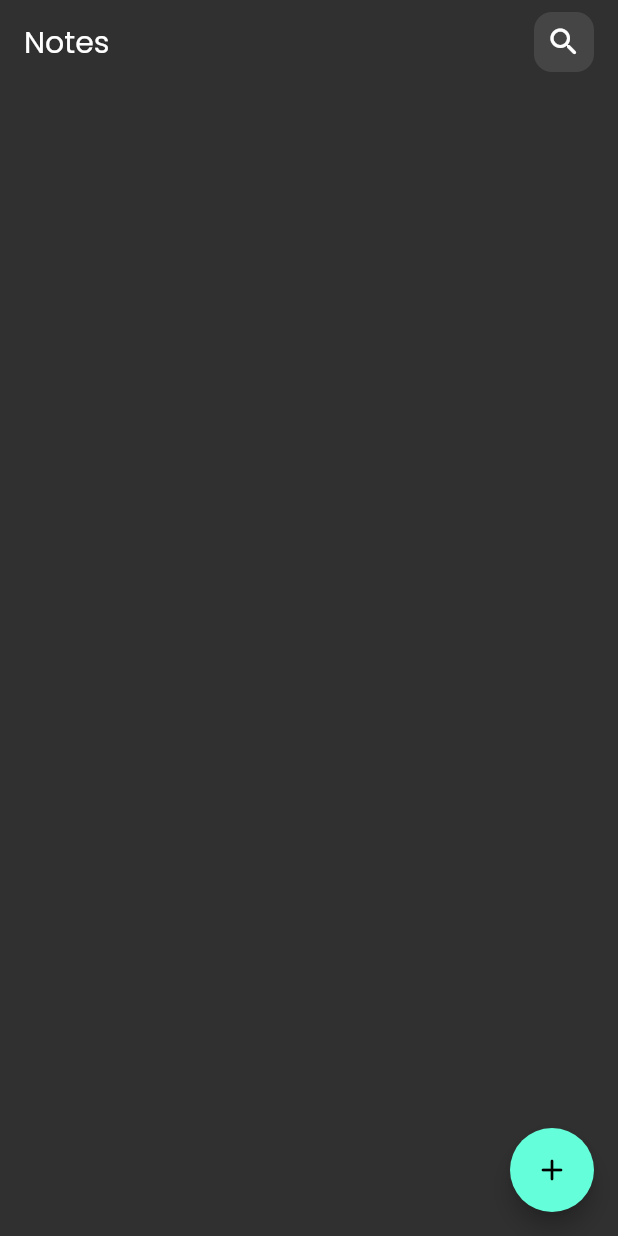
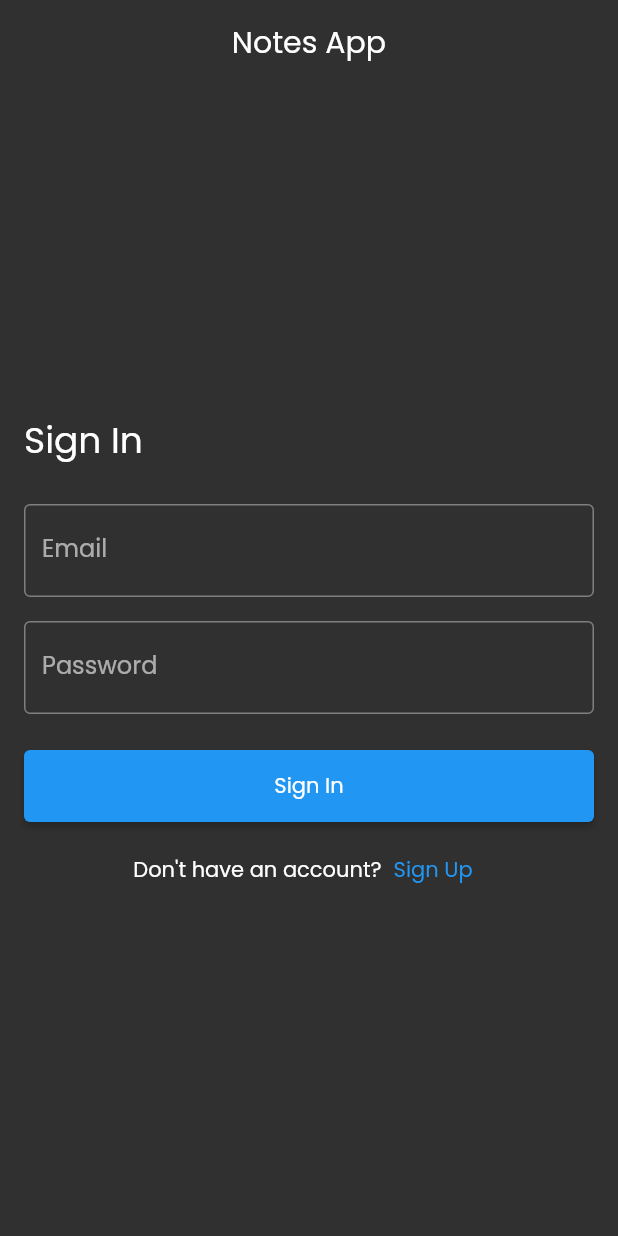
Before and after one commit to FadyFawzyOfficial/notes_task, a Flutter app: the screen it shows after launch, on a phone screen of 412 x 824 dp. Run offline on Flutter 3.47's test engine with Material 2 defaults, Android fonts, the phone set to English and light mode, and no system bars; our stand-ins replace firebase_auth, firebase_core, flutter_bloc, hive, hive_flutter, hydrated_bloc; accounts and stored records are empty.

Commit message:
4. Integrate Firebase for User Authentication

```diff
--- a/lib/constants/strings.dart
+++ b/lib/constants/strings.dart
@@ -1,3 +1,8 @@
+// Views Names
+const kSignInView = 'SignIn';
+const kSignUpView = 'SignUp';
+const kHomeView = 'Home';
+
 // Fonts
 const kMainFontFamily = 'Poppins';
 
--- /dev/null
+++ b/lib/cubits/auth/auth_cubit.dart
@@ -0,0 +1,71 @@
+import 'dart:convert';
+
+import 'package:firebase_auth/firebase_auth.dart';
+import 'package:hydrated_bloc/hydrated_bloc.dart';
+
+import '../../models/enum_values.dart';
+
+part 'auth_state.dart';
+
+class AuthCubit extends HydratedCubit<AuthState> {
+  AuthCubit() : super(AuthState.initial());
+
+  void signUp({required String email, required String password}) async {
+    emit(state.copyWith(authStatus: AuthStatus.loading));
+
+    try {
+      final userCredential =
+          await FirebaseAuth.instance.createUserWithEmailAndPassword(
+        email: email,
+        password: password,
+      );
+
+      emit(
+        state.copyWith(
+          authStatus: AuthStatus.authenticated,
+          email: userCredential.user?.email,
+        ),
+      );
+    } catch (e) {
+      emit(
+        state.copyWith(
+          authStatus: AuthStatus.failure,
+          message: '$e',
+        ),
+      );
+    }
+  }
+
+  void signIn({required String email, required String password}) async {
+    emit(state.copyWith(authStatus: AuthStatus.loading));
+
+    try {
+      final userCredential =
+          await FirebaseAuth.instance.signInWithEmailAndPassword(
+        email: email,
+        password: password,
+      );
+
+      emit(
+        state.copyWith(
+          authStatus: AuthStatus.authenticated,
+          email: userCredential.user?.email,
+        ),
+      );
+    } catch (e) {
+      emit(
+        state.copyWith(
+          authStatus: AuthStatus.failure,
+          message: '$e',
+        ),
+      );
+    }
+  }
+
+  @override
+  AuthState? fromJson(Map<String, dynamic> json) => AuthState.fromMap(json);
+
+  @override
+  Map<String, dynamic>? toJson(AuthState state) =>
+      state.authStatus == AuthStatus.authenticated ? state.toMap() : null;
+}
--- /dev/null
+++ b/lib/cubits/auth/auth_state.dart
@@ -0,0 +1,72 @@
+part of 'auth_cubit.dart';
+
+enum AuthStatus {
+  unAuthenticated,
+  loading,
+  failure,
+  authenticated,
+}
+
+final authStatusValues = EnumValues({
+  "unAuthenticated": AuthStatus.unAuthenticated,
+  "loading": AuthStatus.loading,
+  "failure": AuthStatus.failure,
+  "authenticated": AuthStatus.authenticated,
+});
+
+class AuthState {
+  final AuthStatus authStatus;
+  final String message;
+  final String email;
+
+  AuthState({
+    required this.authStatus,
+    required this.message,
+    required this.email,
+  });
+
+  AuthState copyWith({
+    AuthStatus? authStatus,
+    String? message,
+    String? email,
+  }) {
+    return AuthState(
+      authStatus: authStatus ?? this.authStatus,
+      message: message ?? this.message,
+      email: email ?? this.email,
+    );
+  }
+
+  factory AuthState.initial() {
+    return AuthState(
+      authStatus: AuthStatus.unAuthenticated,
+      message: '',
+      email: '',
+    );
+  }
+
+  @override
+  String toString() =>
+      'AuthState(authStatus: $authStatus, message: $message, email: $email)';
+
+  Map<String, dynamic> toMap() {
+    return {
+      'authStatus': authStatusValues.reverse[authStatus],
+      'message': message,
+      'email': email,
+    };
+  }
+
+  factory AuthState.fromMap(Map<String, dynamic> map) {
+    return AuthState(
+      authStatus: authStatusValues.map[map['authStatus']]!,
+      message: map['message'],
+      email: map['email'],
+    );
+  }
+
+  String toJson() => json.encode(toMap());
+
+  factory AuthState.fromJson(String source) =>
+      AuthState.fromMap(json.decode(source));
+}
--- a/lib/main.dart
+++ b/lib/main.dart
@@ -1,14 +1,26 @@
+import 'package:firebase_core/firebase_core.dart';
 import 'package:flutter/material.dart';
 import 'package:flutter_bloc/flutter_bloc.dart';
 import 'package:hive_flutter/hive_flutter.dart';
+import 'package:hydrated_bloc/hydrated_bloc.dart';
+import 'package:path_provider/path_provider.dart';
 
 import 'constants/strings.dart';
+import 'cubits/auth/auth_cubit.dart';
 import 'cubits/notes/notes_cubit.dart';
+import 'firebase_options.dart';
 import 'models/note.dart';
 import 'simple_bloc_observer.dart';
 import 'views/notes_view.dart';
+import 'views/sign_in_view.dart';
+import 'views/sign_up_view.dart';
 
 void main() async {
+  WidgetsFlutterBinding.ensureInitialized();
+  await Firebase.initializeApp(options: DefaultFirebaseOptions.currentPlatform);
+  HydratedBloc.storage = await HydratedStorage.build(
+    storageDirectory: await getApplicationDocumentsDirectory(),
+  );
   Bloc.observer = SimpleBlocObserver();
   await Hive.initFlutter();
   Hive.registerAdapter(NoteAdapter());
@@ -21,9 +33,18 @@ class App extends StatelessWidget {
 
   @override
   Widget build(context) {
-    return BlocProvider(
+    return MultiBlocProvider(
+      providers: [
+        BlocProvider(
           create: (context) => NotesCubit()..getNotes(),
-      child: MaterialApp(
+        ),
+        BlocProvider(
+          create: (context) => AuthCubit(),
+        ),
+      ],
+      child: BlocBuilder<AuthCubit, AuthState>(
+        builder: (context, state) {
+          return MaterialApp(
             debugShowCheckedModeBanner: false,
             theme: ThemeData(
               brightness: Brightness.dark,
@@ -31,9 +52,19 @@ class App extends StatelessWidget {
               appBarTheme: const AppBarTheme(
                 elevation: 0,
                 backgroundColor: Colors.transparent,
+                centerTitle: true,
               ),
             ),
-        home: const NotesView(),
+            routes: {
+              kSignInView: (context) => const SignInView(),
+              kSignUpView: (context) => const SignUpView(),
+              kHomeView: (context) => const NotesView(),
+            },
+            home: state.authStatus == AuthStatus.authenticated
+                ? const NotesView()
+                : const SignInView(),
+          );
+        },
       ),
     );
   }
--- /dev/null
+++ b/lib/utilities/snack_bar_shower.dart
@@ -0,0 +1,5 @@
+import 'package:flutter/material.dart';
+
+void showSnackBar(BuildContext context, String? message) =>
+    ScaffoldMessenger.of(context)
+        .showSnackBar(SnackBar(content: Text(message ?? 'An error occurred')));
--- a/lib/views/edit_note_view.dart
+++ b/lib/views/edit_note_view.dart
@@ -40,6 +40,8 @@ class EditNoteView extends StatelessWidget {
           formKey: formKey,
           titleController: titleController,
           descriptionController: descriptionController,
+          selectColor: (color) => note.color = color.value,
+          initialColor: note.color,
         ),
       ),
     );
--- /dev/null
+++ b/lib/views/sign_in_view.dart
@@ -0,0 +1,96 @@
+import 'package:flutter/material.dart';
+import 'package:flutter_bloc/flutter_bloc.dart';
+
+import '../constants/strings.dart';
+import '../cubits/auth/auth_cubit.dart';
+import '../utilities/snack_bar_shower.dart';
+import 'widgets/main_elevated_button.dart';
+import 'widgets/main_text_form_field.dart';
+
+class SignInView extends StatefulWidget {
+  const SignInView({super.key});
+
+  @override
+  State<SignInView> createState() => _SignInViewState();
+}
+
+class _SignInViewState extends State<SignInView> {
+  final _formKey = GlobalKey<FormState>();
+
+  var email = '';
+  var password = '';
+
+  @override
+  Widget build(context) {
+    return Scaffold(
+      appBar: AppBar(title: const Text('Notes App')),
+      body: Form(
+        key: _formKey,
+        child: Padding(
+          padding: const EdgeInsets.all(16),
+          child: Column(
+            crossAxisAlignment: CrossAxisAlignment.stretch,
+            mainAxisAlignment: MainAxisAlignment.center,
+            children: [
+              const Text('Sign In', style: TextStyle(fontSize: 24)),
+              const SizedBox(height: 24),
+              MainTextFormField(
+                label: 'Email',
+                keyboardType: TextInputType.emailAddress,
+                onSaved: (value) => email = value ?? '',
+              ),
+              const SizedBox(height: 16),
+              MainTextFormField(
+                label: 'Password',
+                obscureText: true,
+                onSaved: (value) => password = value ?? '',
+              ),
+              const SizedBox(height: 24),
+              BlocConsumer<AuthCubit, AuthState>(
+                listener: (context, state) {
+                  if (state.authStatus == AuthStatus.authenticated) {
+                    showSnackBar(context, 'User has been authenticated');
+                  } else if (state.authStatus == AuthStatus.failure) {
+                    showSnackBar(context, state.message);
+                  }
+                },
+                builder: (context, state) {
+                  return MainElevatedButton(
+                    label: 'Sign In',
+                    isLoading: state.authStatus == AuthStatus.loading,
+                    onPressed: () {
+                      if (isFormValid) {
+                        context
+                            .read<AuthCubit>()
+                            .signIn(email: email, password: password);
+                      }
+                    },
+                  );
+                },
+              ),
+              const SizedBox(height: 8),
+              Row(
+                mainAxisAlignment: MainAxisAlignment.center,
+                children: [
+                  const Text('Don\'t have an account?'),
+                  TextButton(
+                    onPressed: () => Navigator.pushNamed(context, kSignUpView),
+                    child: const Text('Sign Up'),
+                  ),
+                ],
+              ),
+            ],
+          ),
+        ),
+      ),
+    );
+  }
+
+  bool get isFormValid {
+    var form = _formKey.currentState;
+    if (form == null || !form.validate()) return false;
+
+    form.save();
+    return true;
+  }
+}
--- a/lib/views/widgets/main_text_form_field.dart
+++ b/lib/views/widgets/main_text_form_field.dart
@@ -17,7 +17,7 @@ class MainTextFormField extends StatelessWidget {
     this.keyboardType,
     this.obscureText = false,
     this.initialValue,
-    this.maxLines,
+    this.maxLines = 1,
   });
 
   @override
--- a/lib/views/widgets/notes_bottom_sheet.dart
+++ b/lib/views/widgets/notes_bottom_sheet.dart
@@ -19,6 +19,7 @@ class _NotesBottomSheetState extends State<NotesBottomSheet> {
   final formKey = GlobalKey<FormState>();
   final titleController = TextEditingController();
   final descriptionController = TextEditingController();
+  late int selectedColor;
 
   @override
   Widget build(BuildContext context) {
@@ -35,6 +36,7 @@ class _NotesBottomSheetState extends State<NotesBottomSheet> {
             formKey: formKey,
             titleController: titleController,
             descriptionController: descriptionController,
+            selectColor: (color) => selectedColor = color.value,
           ),
           Padding(
             padding: const EdgeInsets.symmetric(vertical: 32),
@@ -61,7 +63,7 @@ class _NotesBottomSheetState extends State<NotesBottomSheet> {
                           title: titleController.text,
                           description: descriptionController.text,
                           date: DateTime.now().format(),
-                          color: Colors.amberAccent.value,
+                          color: selectedColor,
                         );
 
                         context.read<AddNoteCubit>().addNote(note: note);
```
Also changed, not shown: lib/constants/colors.dart (added, +14 -0 lines), lib/models/enum_values.dart (added, +11 -0 lines), lib/views/sign_up_view.dart (added, +95 -0 lines), lib/views/widgets/colors_list_view.dart (added, +81 -0 lines), lib/views/widgets/note_form.dart (+13 -2 lines), pubspec.yaml (+10 -0 lines), lib/firebase_options.dart (added), pubspec.lock, 13 other files. Lines whose indentation alone changed are shown as unchanged.
